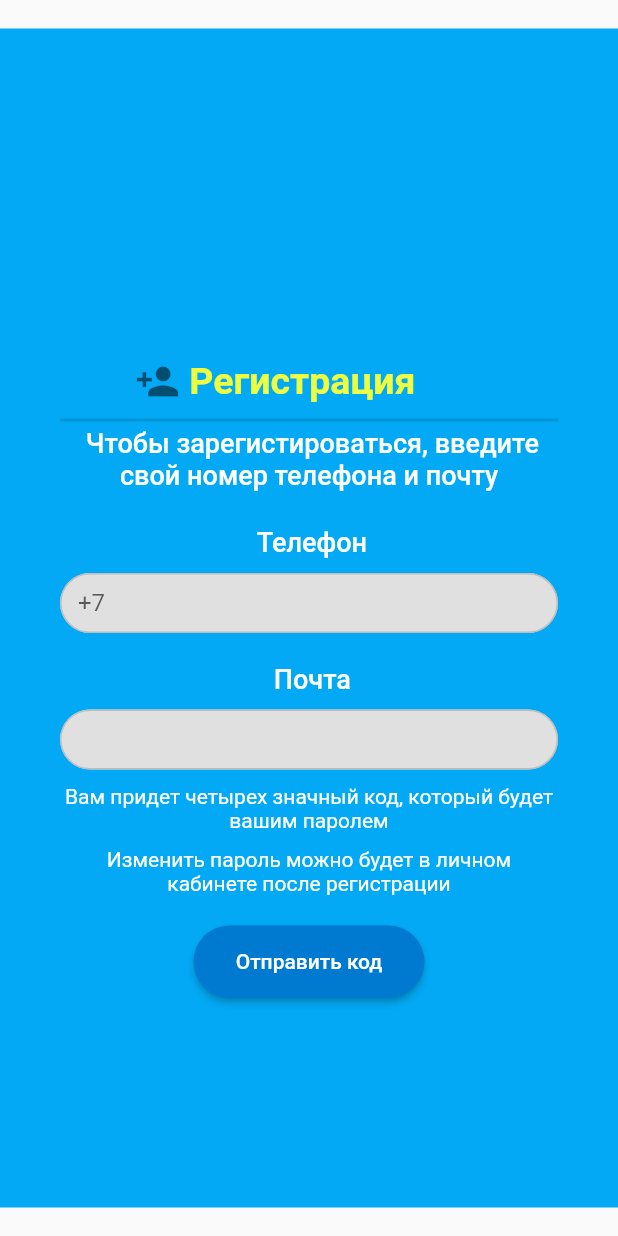
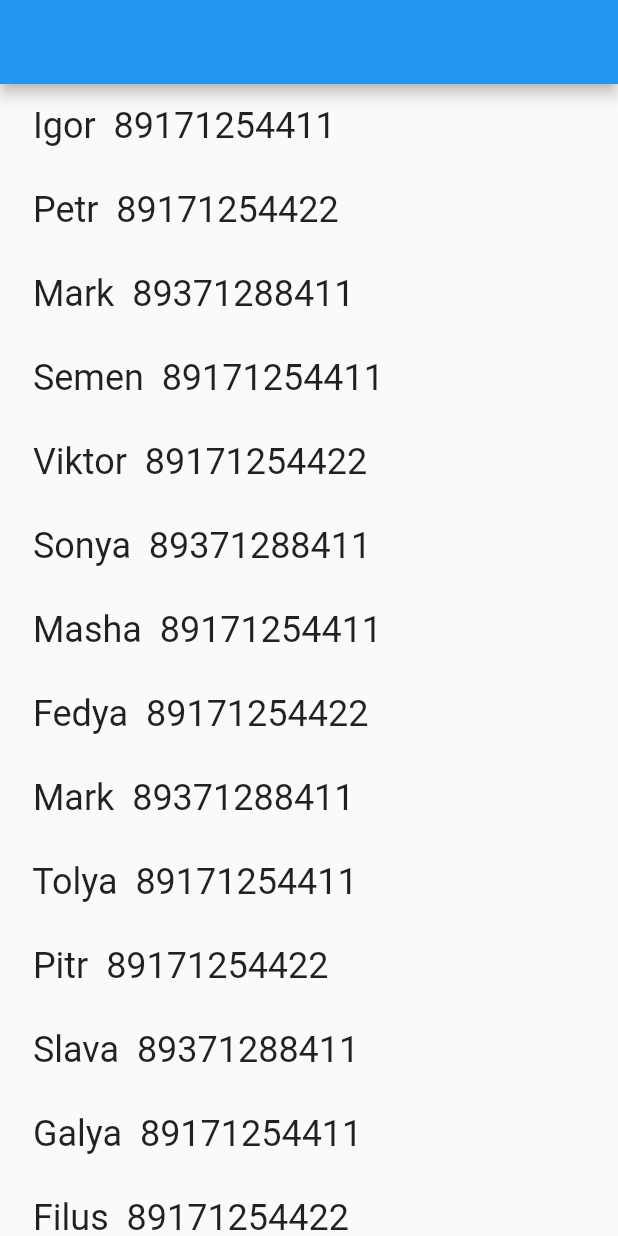
Before and after one commit to Nickolay82/auth_pass2, a Flutter app: the screen it shows after launch, on a phone screen of 412 x 824 dp. Run offline on Flutter 3.47's test engine with Material 2 defaults, Android fonts, the phone set to English and light mode, and no system bars; Roboto replaces fonts that are missing (Colibry, Noto Sans JP).

Commit message:
создание списка пользователей

```diff
--- /dev/null
+++ b/lib/List_user_demo.dart
@@ -0,0 +1,74 @@
+import 'package:flutter/material.dart';
+
+class User {
+  String _name; // целевая переменна
+  String _numPhone; // целевая переменная
+  User(this._name, this._numPhone); // конструктор
+  // краткий синтаксис методов
+  String get name => _name; // геттер
+  set name(String val) => _name = val; // сеттер
+  // расширенный синтаксис
+  String get numPhone {
+    return _numPhone;
+  } // геттер
+
+  set numPhone(String val) {
+    _numPhone = val;
+  } // сеттер
+}
+
+class UserListView extends StatefulWidget {
+  const UserListView({Key? key}) : super(key: key);
+
+  @override
+  _UserListViewState createState() => _UserListViewState();
+}
+
+class _UserListViewState extends State<UserListView> {
+  int _selectedIndex = 0;
+  var users = [
+    User('Igor ', '89171254411'),
+    User('Petr ', '89171254422'),
+    User('Mark ', '89371288411'),
+    User('Semen ', '89171254411'),
+    User('Viktor ', '89171254422'),
+    User('Sonya ', '89371288411'),
+    User('Masha ', '89171254411'),
+    User('Fedya ', '89171254422'),
+    User('Mark ', '89371288411'),
+    User('Tolya ', '89171254411'),
+    User('Pitr ', '89171254422'),
+    User('Slava ', '89371288411'),
+    User('Galya ', '89171254411'),
+    User('Filus ', '89171254422'),
+    User('Vera ', '89371288411'),
+    User('Pavel ', '89171254411'),
+    User('Viktor ', '89171254422'),
+    User('Klava ', '89371288411'),
+    User('Anna ', '89171254422'),
+    User('Ksenya ', '89371288411'),
+  ];
+  @override
+  Widget build(BuildContext context) {
+    return MaterialApp(
+      home: Scaffold(
+        appBar: AppBar(),
+        body: ListView.builder(
+          itemCount: 19,
+          itemBuilder: (BuildContext context, int index) {
+            return ListTile(
+              title: Text(' ${users[index].name} ${users[index].numPhone} ',
+                  style: Theme.of(context).textTheme.headline5),
+              selected: index == _selectedIndex,
+              onTap: () {
+                setState(() {
+                  _selectedIndex = index;
+                });
+              },
+            );
+          },
+        ),
+      ),
+    );
+  }
+}
--- /dev/null
+++ b/lib/list_view_demo_screen.dart
@@ -0,0 +1,35 @@
+import 'package:flutter/material.dart';
+
+class ListViewScreen extends StatefulWidget {
+  const ListViewScreen({Key? key}) : super(key: key);
+
+  @override
+  _ListViewScreenState createState() => _ListViewScreenState();
+}
+
+class _ListViewScreenState extends State<ListViewScreen> {
+  int _selectedIndex=0;
+  @override
+  Widget build(BuildContext context) {
+    return MaterialApp(
+      home:Scaffold(
+      appBar: AppBar(),
+      body: ListView.builder(
+          itemCount: 20,
+          itemBuilder: (BuildContext context, int index) {
+            return ListTile(
+              title: Text('Элемент списка $index',
+                  style: Theme.of(context).textTheme.headline5),
+              selected: index == _selectedIndex,
+              onTap: () {
+                setState(() {
+                  _selectedIndex = index;
+                });
+              },
+            );
+         },
+      ),
+      ),
+    );
+  }
+}
--- a/lib/main.dart
+++ b/lib/main.dart
@@ -1,8 +1,10 @@
 import 'package:auth_pass/registration_theme_demo.dart';
 import 'package:flutter/material.dart';
+import 'List_user_demo.dart';
 import 'expanded_demo_screen.dart';
 import 'auth_screen.dart';
+import 'list_view_demo_screen.dart';
 import 'registr_screen.dart';
 void main() {
-    runApp (const ThemesDemoApp());
+    runApp (const UserListView());
 }
```
